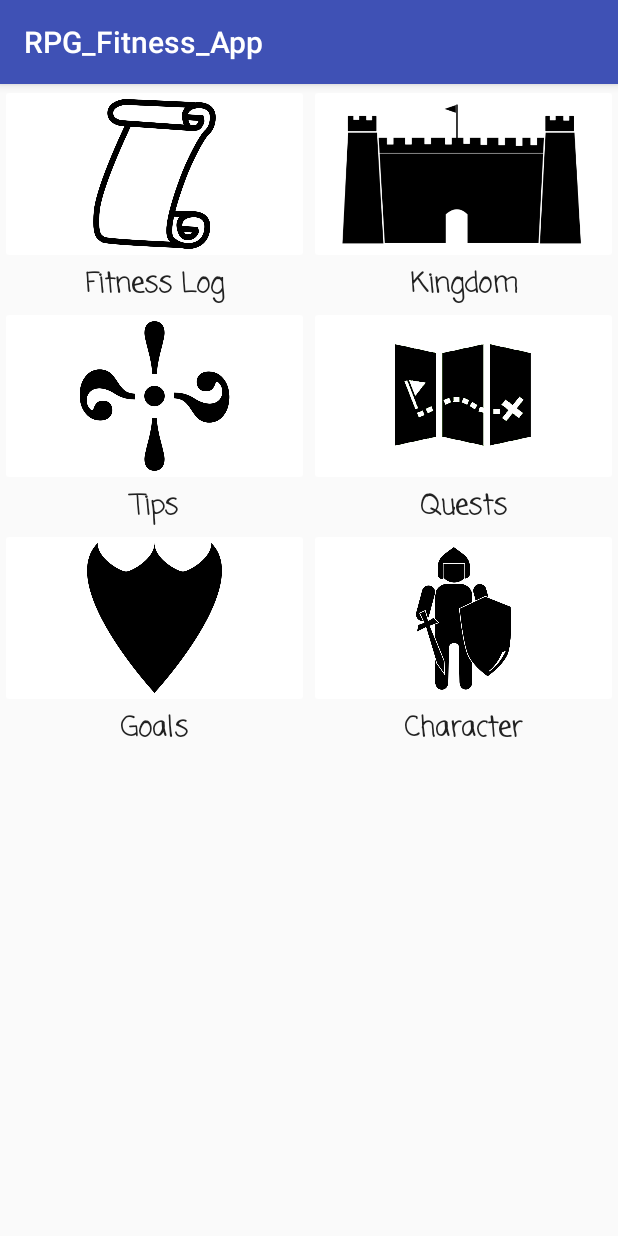
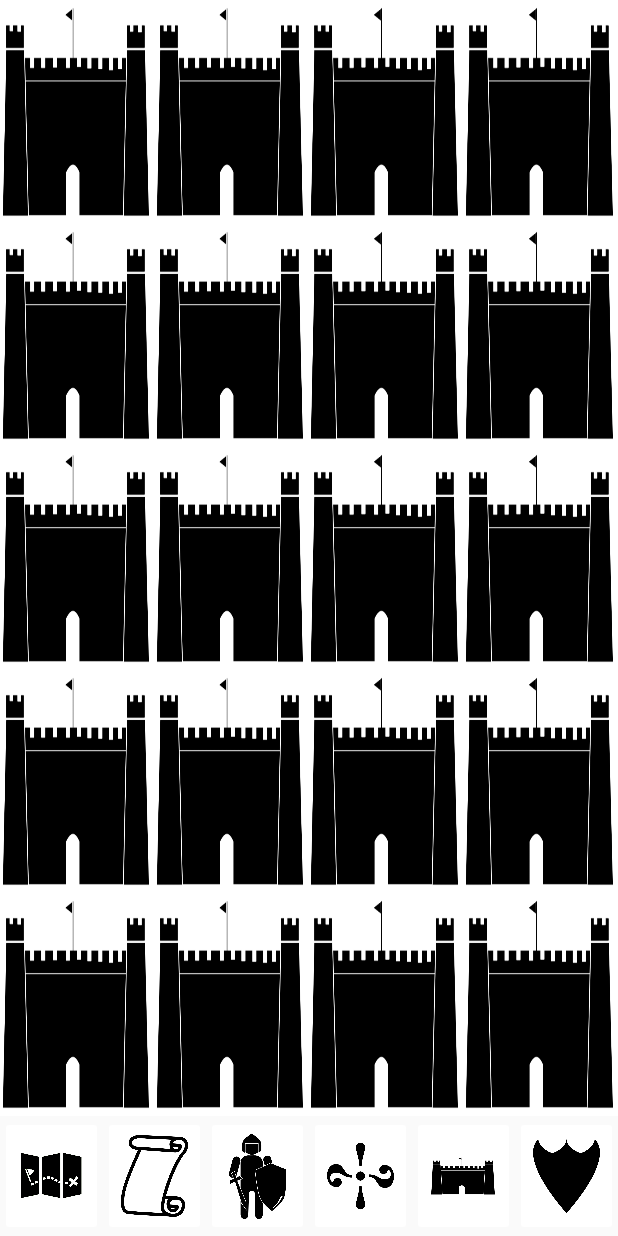
Before and after one commit to RPGFitnessTeam/RPGFitness, an Android app: the screen it shows after launch (MainActivity before the commit, KingdomActivity after it), after a tap on an icon or button, on a phone screen of 412 x 824 dp. Run offline under Robolectric (Android 15) with nearby library versions, the phone set to English and light mode, and no system bars.

Commit message:
Changes to make Kingdom Screen work
Kingdom screen populates with blank tile images and mystery tile pop up
works. Blank tile image also replaces mystery tile image if "upgrade" is
selected in popup. Kingdom not in DB so is destroyed when exit kingdom
activity. Also images are incorrect as of now.

```diff
--- a/RPG_Fitness_App/app/src/main/java/co/rpg_fitness_app/android/rpg_fitness_app/MainActivity.java
+++ b/RPG_Fitness_App/app/src/main/java/co/rpg_fitness_app/android/rpg_fitness_app/MainActivity.java
@@ -2,21 +2,17 @@ package co.rpg_fitness_app.android.rpg_fitness_app;
 
 import android.content.Intent;
 import android.os.Bundle;
-import android.support.annotation.NonNull;
-
 import android.support.v7.app.AppCompatActivity;
-import android.view.MenuItem;
 import android.view.View;
-import android.widget.Button;
 import android.widget.ImageButton;
 import android.widget.TextView;
-
-//import javax.sql.DataSource;
 
 import co.rpg_fitness_app.android.rpg_fitness_app.fitness_Package.GoalActive;
 import co.rpg_fitness_app.android.rpg_fitness_app.fitness_Package.TipMaster;
 import co.rpg_fitness_app.android.rpg_fitness_app.kingdom_Package.Kingdom;
 import co.rpg_fitness_app.android.rpg_fitness_app.kingdom_Package.KingdomActivity;
+
+//import javax.sql.DataSource;
 
 public class MainActivity extends AppCompatActivity {
 
@@ -55,6 +51,10 @@ public class MainActivity extends AppCompatActivity {
             @Override
             public void onClick(View v) {
                 //TODO start the kingdom activity to create the view
+                kingdom = new Kingdom();
+                Intent startIntent = new Intent(MainActivity.this, KingdomActivity.class);
+                startIntent.putExtra("kingdom", kingdom);
+                startActivity(startIntent);
             }
         });
 
--- a/RPG_Fitness_App/app/src/main/java/co/rpg_fitness_app/android/rpg_fitness_app/kingdom_Package/Building.java
+++ b/RPG_Fitness_App/app/src/main/java/co/rpg_fitness_app/android/rpg_fitness_app/kingdom_Package/Building.java
@@ -1,11 +1,12 @@
 package co.rpg_fitness_app.android.rpg_fitness_app.kingdom_Package;
 
+import java.io.Serializable;
 import java.util.ArrayList;
 import java.util.UUID;
 
 import co.rpg_fitness_app.android.rpg_fitness_app.character_Package.Boost;
 
-public class Building {
+public class Building implements Serializable {
 
     String id;
     String name;//Name of the building.
--- a/RPG_Fitness_App/app/src/main/java/co/rpg_fitness_app/android/rpg_fitness_app/kingdom_Package/Currency.java
+++ b/RPG_Fitness_App/app/src/main/java/co/rpg_fitness_app/android/rpg_fitness_app/kingdom_Package/Currency.java
@@ -1,5 +1,6 @@
 package co.rpg_fitness_app.android.rpg_fitness_app.kingdom_Package;
 
+import java.io.Serializable;
 import java.util.UUID;
 
 /**
@@ -7,7 +8,7 @@ import java.util.UUID;
  * Class for currency types. Currency can be gold, stone, wood, special resources, or gear
  */
 
-public class Currency {
+public class Currency implements Serializable {
 
     String id;
     int wood; //Integer containing the number of a resource within the currency object
--- a/RPG_Fitness_App/app/src/main/java/co/rpg_fitness_app/android/rpg_fitness_app/kingdom_Package/Kingdom.java
+++ b/RPG_Fitness_App/app/src/main/java/co/rpg_fitness_app/android/rpg_fitness_app/kingdom_Package/Kingdom.java
@@ -17,7 +17,7 @@ public class Kingdom implements Serializable {
         Tile tile;
         for (int i = 0; i<=19; i++){
                 tile = new Tile(i);
-                myGrid.set(i, tile);
+                myGrid.add(tile);
         }
     }
 
--- a/RPG_Fitness_App/app/src/main/java/co/rpg_fitness_app/android/rpg_fitness_app/kingdom_Package/KingdomActivity.java
+++ b/RPG_Fitness_App/app/src/main/java/co/rpg_fitness_app/android/rpg_fitness_app/kingdom_Package/KingdomActivity.java
@@ -4,12 +4,15 @@ import android.app.Activity;
 import android.content.Intent;
 import android.os.Bundle;
 import android.view.View;
-import android.widget.Button;
 import android.widget.ImageButton;
 
 import java.util.ArrayList;
 
 import co.rpg_fitness_app.android.rpg_fitness_app.R;
+import co.rpg_fitness_app.android.rpg_fitness_app.character_Package.CharacterActivity;
+import co.rpg_fitness_app.android.rpg_fitness_app.fitness_Package.FitnessLogActivity;
+import co.rpg_fitness_app.android.rpg_fitness_app.fitness_Package.GoalActive;
+import co.rpg_fitness_app.android.rpg_fitness_app.fitness_Package.TipMaster;
 
 /**
  * Created by Tanner on 3/9/2017.
@@ -25,16 +28,56 @@ public class KingdomActivity extends Activity {
         super.onCreate(savedInstanceState);
         setContentView(R.layout.kingdom_main);
 
-        this.kingdom = (Kingdom) getIntent().getSerializableExtra("kingdom");
-        configureBackButton();
+        this.kingdom = (Kingdom) this.getIntent().getSerializableExtra("kingdom");
+        //configureToolBarButtons();
         populateKingdomTiles();
     }
 
-    private void configureBackButton() {
-        Button backButton = (Button) findViewById(R.id.home);
-        backButton.setOnClickListener(new View.OnClickListener() {
+    private void configureToolBarButtons() {
+        ImageButton b;
+        /*b = (ImageButton) findViewById(R.id.questFooterButton);
+        b.setOnClickListener(new View.OnClickListener() {
             @Override
             public void onClick(View view) {
+                Intent i = new Intent(KingdomActivity.this, Quest.class);
+                startActivity(i);
+                finish();
+            }
+        });*/
+        b = (ImageButton) findViewById(R.id.fitnessLogFooterButton);
+        b.setOnClickListener(new View.OnClickListener() {
+            @Override
+            public void onClick(View view) {
+                Intent i = new Intent(KingdomActivity.this, FitnessLogActivity.class);
+                startActivity(i);
+                finish();
+            }
+        });
+        b = (ImageButton) findViewById(R.id.tipsFooterButton);
+        b.setOnClickListener(new View.OnClickListener() {
+            @Override
+            public void onClick(View view) {
+                Intent i = new Intent(KingdomActivity.this, TipMaster.class);
+                startActivity(i);
+                finish();
+            }
+        });
+        //b = (ImageButton) findViewById(R.id.kingdomFooterButton);
+        b = (ImageButton) findViewById(R.id.goalsFooterButton);
+        b.setOnClickListener(new View.OnClickListener() {
+            @Override
+            public void onClick(View view) {
+                Intent i = new Intent(KingdomActivity.this, GoalActive.class);
+                startActivity(i);
+                finish();
+            }
+        });
+        b = (ImageButton) findViewById(R.id.characterFooterButton);
+        b.setOnClickListener(new View.OnClickListener() {
+            @Override
+            public void onClick(View view) {
+                Intent i = new Intent(KingdomActivity.this, CharacterActivity.class);
+                startActivity(i);
                 finish();
             }
         });
@@ -57,11 +100,11 @@ public class KingdomActivity extends Activity {
         //CASE mystery tile
         if (tile.isLocked){
             //TODO: find proper pathing for R.drawable
-            //tileButton.setBackgroundResource(R.drawable);
+            tileButton.setBackgroundResource(R.drawable.castle);
             tileButton.setOnClickListener(new View.OnClickListener() {
                 @Override
                 public void onClick(View view){
-                    Intent intent = new Intent(KingdomActivity.this, TilePopUp.class);
+                    Intent intent = new Intent(KingdomActivity.this, MysteryPopUp.class);
                     intent.putExtra("tile", t);
                     startActivityForResult(intent, 1);
                 }
@@ -73,7 +116,7 @@ public class KingdomActivity extends Activity {
             tileButton.setOnClickListener(new View.OnClickListener() {
                 @Override
                 public void onClick(View view){
-                    Intent intent = new Intent(KingdomActivity.this, MysteryPopUp.class);
+                    Intent intent = new Intent(KingdomActivity.this, TilePopUp.class);
                     intent.putExtra("tile", t);
                     startActivityForResult(intent, 2);
                 }
@@ -110,7 +153,7 @@ public class KingdomActivity extends Activity {
             Building building = tile.getMyBuilding();
             tileButton = getTileButton(tileNumber);
             if (requestCode == 1) {
-                //tileButton.setBackgroundResource(R.drawable);//set as open tile
+                tileButton.setBackgroundResource(R.drawable.knight);//set as open tile
             }
             else {
                 String buildingName = building.getName();
@@ -129,20 +172,84 @@ public class KingdomActivity extends Activity {
     private ImageButton getTileButton(int tileNumber){
         ImageButton tileButton;
         switch (tileNumber) {
-            /*case 1:
-                tileButton = (ImageButton) findViewById(R.id.tileButton1);
+            case 0:
+                tileButton = (ImageButton) findViewById(R.id.imageButton0);
+                break;
+
+            case 1:
+                tileButton = (ImageButton) findViewById(R.id.imageButton1);
                 break;
 
             case 2:
-                tileButton = (ImageButton) findViewById(R.id.tileButton2);
+                tileButton = (ImageButton) findViewById(R.id.imageButton2);
                 break;
 
             case 3:
-                tileButton = (ImageButton) findViewById(R.id.tileButton3);
+                tileButton = (ImageButton) findViewById(R.id.imageButton3);
                 break;
             case 4:
-                tileButton = (ImageButton) findViewById(R.id.tileButton4);
-                break;*/
+                tileButton = (ImageButton) findViewById(R.id.imageButton4);
+                break;
+
+            case 5:
+                tileButton = (ImageButton) findViewById(R.id.imageButton5);
+                break;
+
+            case 6:
+                tileButton = (ImageButton) findViewById(R.id.imageButton6);
+                break;
+
+            case 7:
+                tileButton = (ImageButton) findViewById(R.id.imageButton7);
+                break;
+
+            case 8:
+                tileButton = (ImageButton) findViewById(R.id.imageButton8);
+                break;
+
+            case 9:
+                tileButton = (ImageButton) findViewById(R.id.imageButton9);
+                break;
+
+            case 10:
+                tileButton = (ImageButton) findViewById(R.id.imageButton10);
+                break;
+
+            case 11:
+                tileButton = (ImageButton) findViewById(R.id.imageButton11);
+                break;
+
+            case 12:
+                tileButton = (ImageButton) findViewById(R.id.imageButton12);
+                break;
+
+            case 13:
+                tileButton = (ImageButton) findViewById(R.id.imageButton13);
+                break;
+
+            case 14:
+                tileButton = (ImageButton) findViewById(R.id.imageButton14);
+                break;
+
+            case 15:
+                tileButton = (ImageButton) findViewById(R.id.imageButton15);
+                break;
+
+            case 16:
+                tileButton = (ImageButton) findViewById(R.id.imageButton16);
+                break;
+
+            case 17:
+                tileButton = (ImageButton) findViewById(R.id.imageButton17);
+                break;
+
+            case 18:
+                tileButton = (ImageButton) findViewById(R.id.imageButton18);
+                break;
+
+            case 19:
+                tileButton = (ImageButton) findViewById(R.id.imageButton19);
+                break;
 
             default:
                 tileButton = null;
@@ -152,23 +259,23 @@ public class KingdomActivity extends Activity {
     }
 
     private void setBuildingImage(ImageButton tileButton, String buildingName){
-//        switch (buildingName) {
-//            case "building1":
-//                tileButton.setBackgroundResource(R.drawable);
-//                break;
-//
-//            case "building2":
-//                tileButton.setBackgroundResource(R.drawable);
-//                break;
-//
-//            case "building3":
-//                tileButton.setBackgroundResource(R.drawable);
-//                break;
-//
-//            default:
-//                tileButton.setBackgroundResource(R.drawable);
-//                break;
-//        }
+/*        switch (buildingName) {
+            case "building1":
+                tileButton.setBackgroundResource(R.drawable);
+                break;
+
+            case "building2":
+                tileButton.setBackgroundResource(R.drawable);
+                break;
+
+            case "building3":
+                tileButton.setBackgroundResource(R.drawable);
+                break;
+
+            default:
+                tileButton.setBackgroundResource(R.drawable);
+                break;
+        }*/
     }
 
     /*private void configureMysteryButton(int tileNumber, Tile tile){
```
Also changed, not shown: RPG_Fitness_App/app/src/main/AndroidManifest.xml (+15 -0 lines), RPG_Fitness_App/app/src/main/java/co/rpg_fitness_app/android/rpg_fitness_app/kingdom_Package/MysteryPopUp.java (+0 -11 lines), RPG_Fitness_App/app/src/main/java/co/rpg_fitness_app/android/rpg_fitness_app/kingdom_Package/TilePopUp.java (+3 -16 lines), RPG_Fitness_App/app/src/main/res/layout/tile_pop_up.xml (+8 -0 lines), 3 other files.
